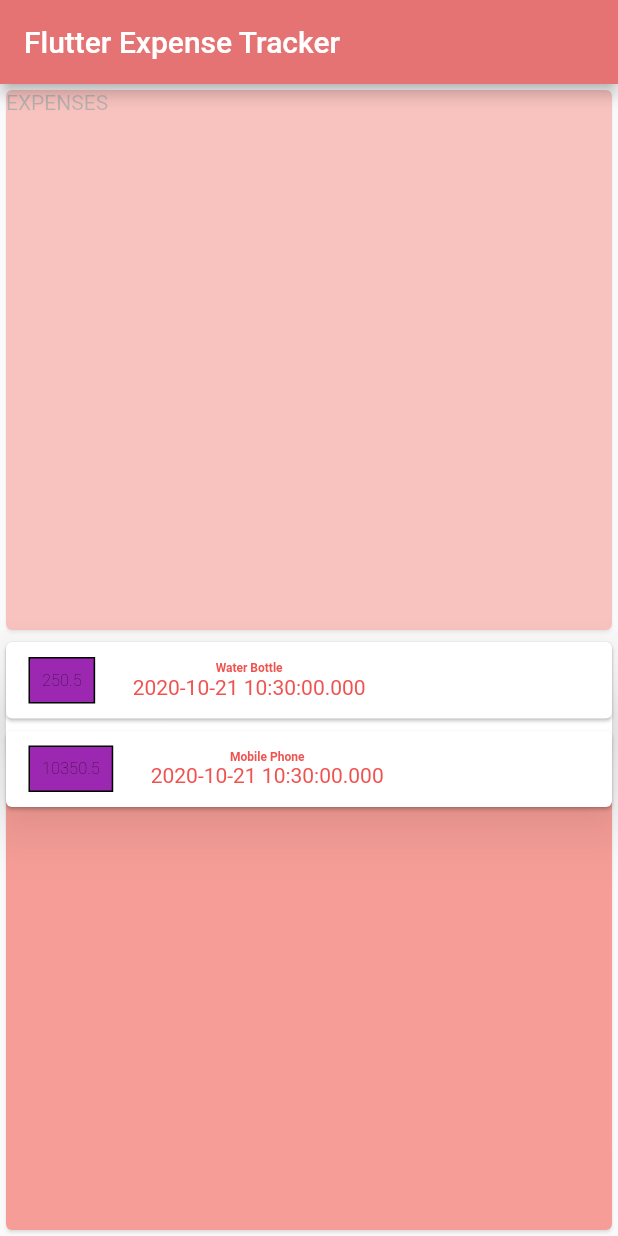
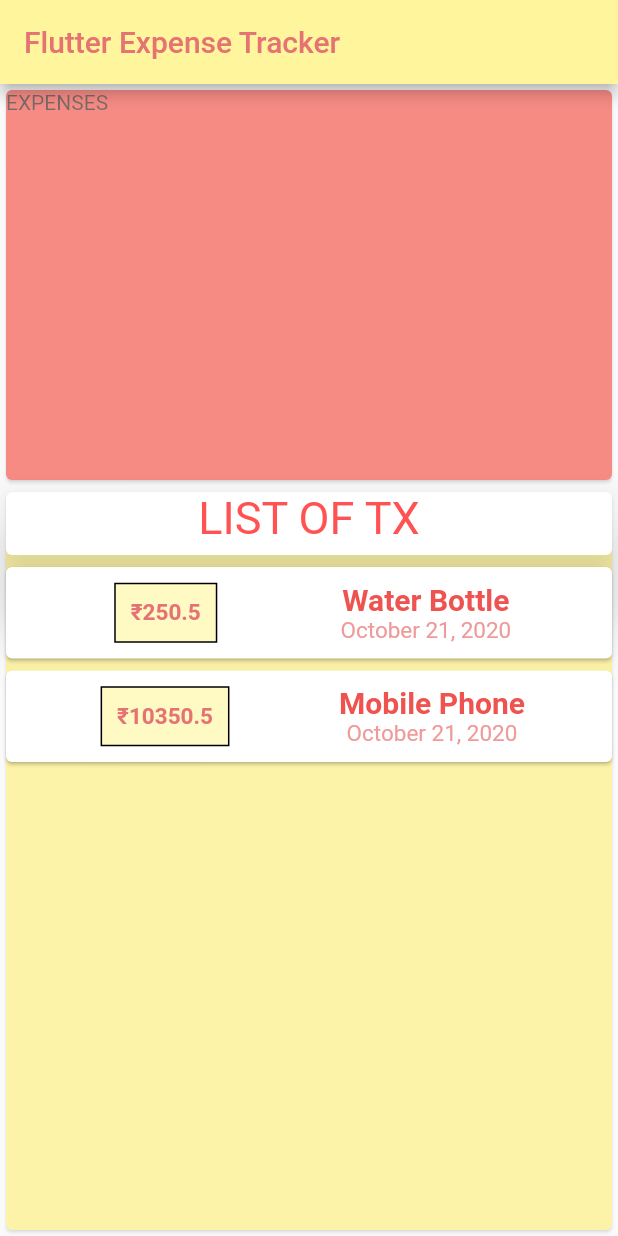
Before and after one commit to Muskan4010/Expense-Tracker, a Flutter app: the screen it shows after launch, on a phone screen of 412 x 824 dp. Run offline on Flutter 3.47's test engine with Material 2 defaults, Android fonts, the phone set to English and light mode, and no system bars.

Commit message:
more styling and dateformat added

```diff
--- a/lib/main.dart
+++ b/lib/main.dart
@@ -1,6 +1,7 @@
 import 'dart:ui';
 
 import 'package:flutter/material.dart';
+import 'package:intl/intl.dart';
 import './transaction.dart';
 
 void main() {
@@ -44,15 +45,22 @@ class _MyHomePageState extends State<MyHomePage> {
   Widget build(BuildContext context) {
     return Scaffold(
       appBar: AppBar(
-        title: Text(widget.title),
-        backgroundColor: Colors.red[300],
+        title: Text(
+          widget.title,
+          textAlign: TextAlign.center,
+          style: TextStyle(
+            color: Colors.red[300],
+            fontSize: 20,
+          ),
+        ),
+        backgroundColor: Colors.yellow[200],
       ),
       body: Column(
         children: [
           Expanded(
-              flex: 3,
+              //flex: 4,
               child: Opacity(
-                opacity: 0.3,
+            opacity: 0.6,
             child: Container(
                 width: double.infinity,
                 child: Card(
@@ -65,25 +73,28 @@ class _MyHomePageState extends State<MyHomePage> {
               Opacity(
                 opacity: 0.5,
                 child: Container(
-                  height: 400.0,
+                  height: 500.0,
                   width: double.infinity,
                   child: Card(
-                    color: Colors.red,
-                    child: Text('LIST OF TX'),
+                    color: Colors.yellow[400],
+                    child: Text('bottom box'),
                   ),
                 ),
               ),
+              Container(
+                  child: Column(children: [
                 Column(children: [
                   Container(
                     width: double.infinity,
-                  height: 80,
+                    height: 50,
                     child: Card(
                       elevation: 20,
                       color: Colors.redAccent[300],
                       child: Text(
                         'LIST OF TX',
                         style: TextStyle(
-                        fontSize: 50,
+                          fontSize: 30,
+                          color: Colors.redAccent,
                         ),
                         textAlign: TextAlign.center,
                       ),
@@ -93,38 +104,45 @@ class _MyHomePageState extends State<MyHomePage> {
                 Column(
                   children: transaction
                       .map((tx) => (Card(
-                          child: Row(children: [
+                            child: Row(
+                                mainAxisAlignment:
+                                    MainAxisAlignment.spaceEvenly,
+                                children: [
                                   Container(
                                     margin: EdgeInsets.symmetric(
                                         vertical: 10, horizontal: 15),
                                     decoration: BoxDecoration(
-                                  color: Colors.purple, border: Border.all()),
-                              padding: EdgeInsets.all(8),
+                                        color: Colors.yellow[100],
+                                        border: Border.all()),
+                                    padding: EdgeInsets.all(10),
                                     child: Text(
-                                tx.amount.toString(),
+                                      '₹${tx.amount}',
                                       style: TextStyle(
-                                  fontSize: 11,
-                                  fontWeight: FontWeight.w200,
+                                        color: Colors.red[300],
+                                        fontSize: 15,
+                                        fontWeight: FontWeight.bold,
                                       ),
                                     ),
                                   ),
                                   Container(
                                     margin: EdgeInsets.all(10),
                                     child: Column(
-                                mainAxisAlignment: MainAxisAlignment.center,
+                                      crossAxisAlignment:
+                                          CrossAxisAlignment.center,
                                       children: [
                                         Text(
                                           tx.title,
                                           style: TextStyle(
                                             fontWeight: FontWeight.bold,
-                                      fontSize: 8,
+                                            fontSize: 20,
                                             color: Colors.red[400],
                                           ),
                                         ),
                                         Text(
-                                    tx.date.toString(),
+                                          DateFormat.yMMMMd().format(tx.date),
                                           style: TextStyle(
-                                      color: Colors.red[400],
+                                            color: Colors.red[200],
+                                            fontSize: 15,
                                           ),
                                         ),
                                       ],
@@ -134,6 +152,7 @@ class _MyHomePageState extends State<MyHomePage> {
                           )))
                       .toList(),
                 )
+              ]))
             ],
           ),
         ],
--- a/pubspec.yaml
+++ b/pubspec.yaml
@@ -23,6 +23,7 @@ environment:
 dependencies:
   flutter:
     sdk: flutter
+  intl: ^0.16.1
 
 
   # The following adds the Cupertino Icons font to your application.
```
Also changed, not shown: pubspec.lock. Lines whose indentation alone changed are shown as unchanged.
